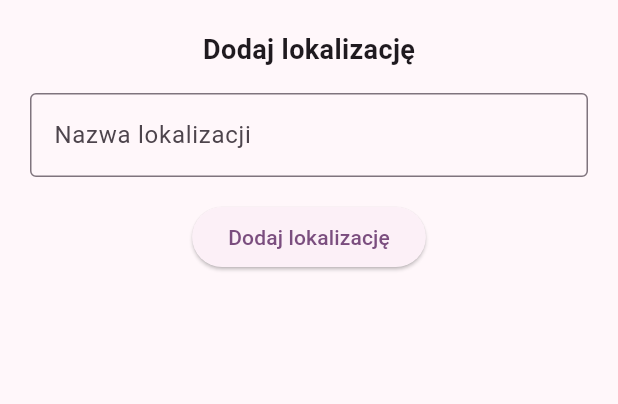
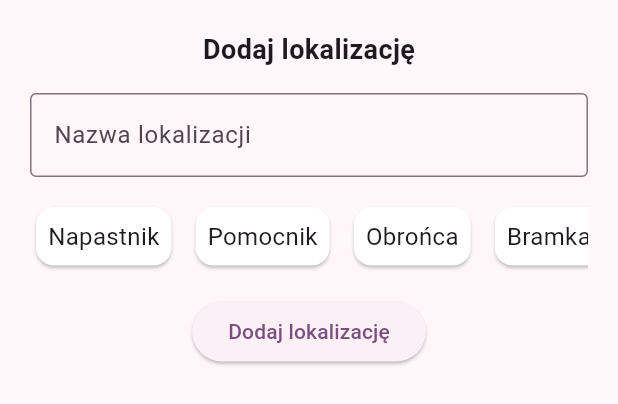
Before and after one commit to klos02/football_buddy, a Flutter app: the AddLocationSheet widget shown alone on an empty page, opened directly with empty values, on a phone screen of 412 x 824 dp. Shown: the top 404 px of the screen. Run offline on Flutter 3.47's test engine with Material 3 defaults, Android fonts, the phone set to English and light mode, and no system bars; our stand-ins replace cloud_firestore, firebase_auth, firebase_core, flutter_map, geolocator, latlong2; accounts and stored records are empty.

Commit message:
Implement location addition functionality with user details and selectable card options in AddLocationSheet

```diff
--- a/lib/providers/location_form_provider.dart
+++ b/lib/providers/location_form_provider.dart
@@ -2,13 +2,29 @@ import 'package:cloud_firestore/cloud_firestore.dart';
 import 'package:firebase_core/firebase_core.dart';
 import 'package:flutter/material.dart';
 import 'package:flutter/widgets.dart';
+import 'package:football_buddy/providers/auth_provider.dart';
+import 'package:football_buddy/providers/location_provider.dart';
 import 'package:football_buddy/services/firestore_service.dart';
 
 class LocationFormProvider with ChangeNotifier {
   final nameController = TextEditingController();
   final formKey = GlobalKey<FormState>();
   final FirestoreService _firestoreService = FirestoreService();
+  final AuthProvider _authProvider = AuthProvider();
+
   bool isLoading = false;
+
+  String _selectedCard = '';
+
+  String get selectedCard => _selectedCard;
+  //late String userName;
+
+
+
+  void setSelectedCard(String card) {
+    _selectedCard = card;
+    notifyListeners();
+  }
 
   Future<void> addLocation(double lat, double lng, BuildContext context) async {
     if (formKey.currentState!.validate()) {
@@ -18,6 +34,10 @@ class LocationFormProvider with ChangeNotifier {
         await _firestoreService.addLocation(
           name: nameController.text,
           location: GeoPoint(lat, lng),
+          userId: _authProvider.userId,
+          userName: await _firestoreService.getUserName(_authProvider.userId),
+          userPosition: _selectedCard,
+
 
         );
         Navigator.of(context).pop();
--- a/lib/services/firestore_service.dart
+++ b/lib/services/firestore_service.dart
@@ -6,13 +6,24 @@ class FirestoreService {
   Future<void> addLocation({
     required String name,
     required GeoPoint location,
+    required String userId,
+    required String userName,
+    required String userPosition
 
   }) async {
     await _locations.add({
       'name': name,
       'location': location,
       'timestamp': FieldValue.serverTimestamp(),
+      'userId': userId,
+      'userName': userName,
+      'userPosition': userPosition,
     });
+  }
+
+  Future<String> getUserName(String userId) async {
+    final userDoc = await FirebaseFirestore.instance.collection('users').doc(userId).get();
+    return userDoc.data()?['name'] ?? 'Unknown User';
   }
 
 
--- a/lib/widgets/add_location_sheet.dart
+++ b/lib/widgets/add_location_sheet.dart
@@ -1,32 +1,29 @@
-
 import 'package:flutter/material.dart';
 import 'package:football_buddy/providers/location_form_provider.dart';
+import 'package:football_buddy/widgets/build_selectable_card.dart';
 import 'package:provider/provider.dart';
 
 class AddLocationSheet extends StatelessWidget {
   final double lat;
   final double lng;
 
-  const AddLocationSheet({
-    super.key,
-    required this.lat,
-    required this.lng,
-  });
+  const AddLocationSheet({super.key, required this.lat, required this.lng});
 
   @override
   Widget build(BuildContext context) {
     return ChangeNotifierProvider(
       create: (_) => LocationFormProvider(),
-      child: Consumer<LocationFormProvider>(builder: (context, provider, _) {
-        return Padding(padding: EdgeInsets.only(
+      child: Consumer<LocationFormProvider>(
+        builder: (context, provider, _) {
+          return Padding(
+            padding: EdgeInsets.only(
               bottom: MediaQuery.of(context).viewInsets.bottom,
               left: 20,
               right: 20,
               top: 20,
-
-
             ),
-        child: Form(key: provider.formKey,
+            child: Form(
+              key: provider.formKey,
               child: Column(
                 mainAxisSize: MainAxisSize.min,
                 children: [
@@ -47,17 +44,57 @@ class AddLocationSheet extends StatelessWidget {
                       }
                       return null;
                     },
-
-
                   ),
                   const SizedBox(height: 16),
-            ElevatedButton(onPressed: provider.isLoading ? null : () => provider.addLocation(lat, lng, context),
-            child: provider.isLoading ? const CircularProgressIndicator() : const Text('Dodaj lokalizację'),
+                  SingleChildScrollView(
+                    scrollDirection: Axis.horizontal,
+                    child: Row(
+                      mainAxisAlignment: MainAxisAlignment.spaceEvenly,
+                      children: [
+                        BuildSelectableCard().buildSelectableCard(
+                          context,
+                          'Napastnik',
+                          provider.selectedCard,
+                        ),
+                        const SizedBox(width: 8),
+                        BuildSelectableCard().buildSelectableCard(
+                          context,
+                          'Pomocnik',
+                          provider.selectedCard,
+                        ),
+                        const SizedBox(width: 8),
+                        BuildSelectableCard().buildSelectableCard(
+                          context,
+                          'Obrońca',
+                          provider.selectedCard,
+                        ),
+                        const SizedBox(width: 8),
+                        BuildSelectableCard().buildSelectableCard(
+                          context,
+                          'Bramkarz',
+                          provider.selectedCard,
+                        ),
+                      ],
+                    ),
+                  ),
+                  const SizedBox(height: 16),
+                  ElevatedButton(
+                    onPressed:
+                        provider.isLoading
+                            ? null
+                            : () => provider.addLocation(lat, lng, context),
+                    child:
+                        provider.isLoading
+                            ? const CircularProgressIndicator()
+                            : const Text('Dodaj lokalizację'),
                   ),
                   const SizedBox(height: 16),
                 ],
-        ),),);
-      },),
+              ),
+            ),
+          );
+        },
+      ),
     );
   }
 }
--- /dev/null
+++ b/lib/widgets/build_selectable_card.dart
@@ -0,0 +1,26 @@
+import 'package:flutter/material.dart';
+import 'package:football_buddy/providers/location_form_provider.dart';
+import 'package:provider/provider.dart';
+
+class BuildSelectableCard {
+  Widget buildSelectableCard(
+    BuildContext context,
+    String title,
+    String selectedCard,
+  ) {
+    final isSelected = title == selectedCard;
+
+    return GestureDetector(
+      onTap: () {
+        context.read<LocationFormProvider>().setSelectedCard(title);
+      },
+      child: Card(
+        color: isSelected ? Colors.blue : Colors.white,
+        child: Padding(
+          padding: const EdgeInsets.all(8.0),
+          child: Text(title, style: const TextStyle(fontSize: 16)),
+        ),
+      ),
+    );
+  }
+}
```
Lines whose indentation alone changed are shown as unchanged.
